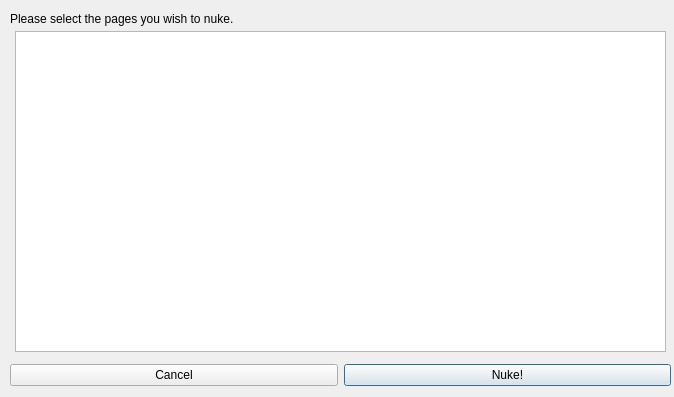
Old version of the form huggle/hugglenuke.ui in the repository huggle/huggle3-qt-lx.
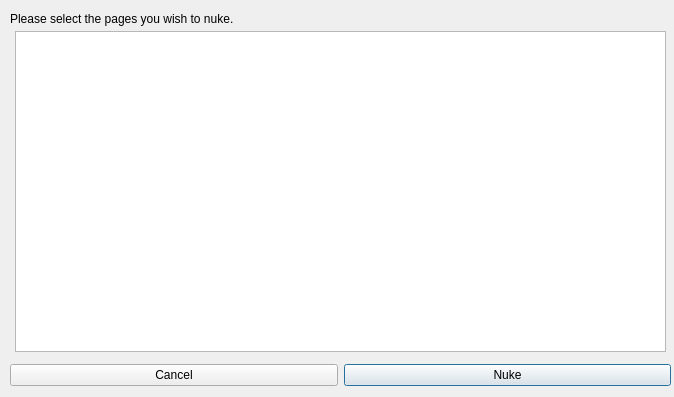
New version of the form.

Commit message: smarten up ui file and ensure that there isn't a csd tag already on the page

```diff
--- a/huggle/hugglenuke.ui
+++ b/huggle/hugglenuke.ui
@@ -56,7 +56,7 @@
     <item>
      <widget class="QPushButton" name="pushButton">
       <property name="text">
-       <string>Nuke!</string>
+       <string>Nuke</string>
       </property>
       <property name="default">
        <bool>true</bool>
```
The commit also changes 1 other file.
